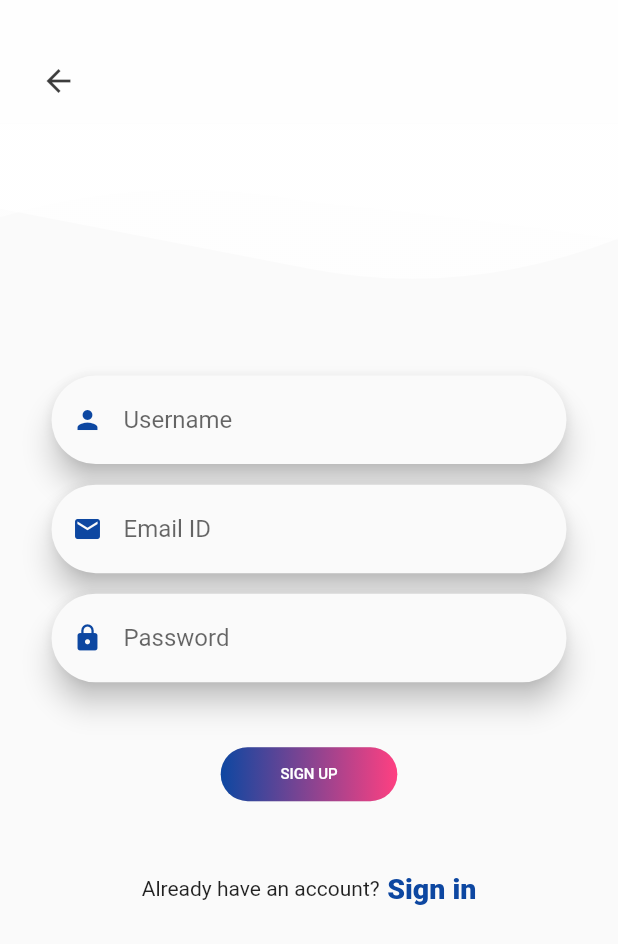
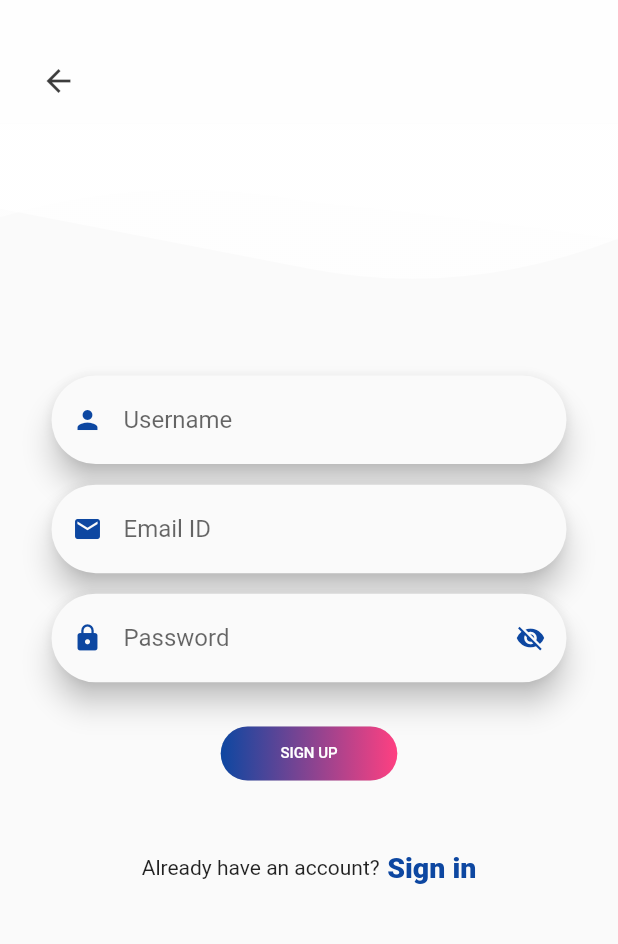
Before and after one commit to Okuro3499/adrian_kenya, a Flutter app: the screen it shows after launch, after a tap on "Sign up", on a phone screen of 412 x 824 dp. Shown: the top 944 px of the screen. Run offline on Flutter 3.47's test engine with Material 2 defaults, Android fonts, the phone set to English and light mode, and no system bars; our stand-ins replace jwt_decoder, shared_preferences; accounts and stored records are empty; network calls fail.

Commit message:
toggle password visibilty

```diff
--- a/lib/ui/login_screen.dart
+++ b/lib/ui/login_screen.dart
@@ -1,12 +1,10 @@
 import 'dart:convert';
 
-import 'package:adrian_kenya/api/api_service.dart';
 import 'package:adrian_kenya/models/login_model.dart';
 import 'package:adrian_kenya/ui/staff/staffHome.dart';
 import 'package:adrian_kenya/ui/student/home.dart';
 import 'package:adrian_kenya/widgets/custom_shape.dart';
 import 'package:adrian_kenya/widgets/responsive_ui.dart';
-import 'package:adrian_kenya/widgets/textformfield.dart';
 import 'package:flutter/material.dart';
 import 'package:jwt_decoder/jwt_decoder.dart';
 import 'package:shared_preferences/shared_preferences.dart';
@@ -21,6 +19,13 @@ class LoginScreen extends StatefulWidget {
 
 class _LoginScreenState extends State<LoginScreen> {
   bool _isLoading = false;
+  bool isHidden = true;
+
+  void _toggleVisibility() {
+    setState(() {
+      isHidden = !isHidden;
+    });
+  }
 
   signIn(String email, String password) async{
     SharedPreferences sharedPreferences = await SharedPreferences.getInstance();
@@ -68,6 +73,7 @@ class _LoginScreenState extends State<LoginScreen> {
 
   LoginModel _logUser;
 
+  var formKey = GlobalKey<FormState>();
   final TextEditingController emailController = TextEditingController();
   final TextEditingController passwordController = TextEditingController();
 
@@ -92,7 +98,6 @@ class _LoginScreenState extends State<LoginScreen> {
                 welcomeTextRow(),
                 signInTextRow(),
                 form(),
-                forgetPassTextRow(),
                 SizedBox(height: _height / 12),
                 button(),
                 signUpTextRow(),
@@ -194,16 +199,13 @@ class _LoginScreenState extends State<LoginScreen> {
       margin: EdgeInsets.only(
           left: _width / 12.0, right: _width / 12.0, top: _height / 15.0),
       child: Form(
+         key: formKey,
         child: Column(
           children: <Widget>[
             emailTextFormField(),
             SizedBox(height: _height / 40.0),
             passwordTextFormField(),
             SizedBox(height: _height / 60.0),
-            // _logUser == null
-            //     ? Container()
-            //     : Text(
-            //         "The user ${_logUser.email}, ${_logUser.token} is Logged in successfully")
           ],
         ),
       ),
@@ -211,50 +213,41 @@ class _LoginScreenState extends State<LoginScreen> {
   }
 
   Widget emailTextFormField() {
-    return CustomTextField(
-      keyboardType: TextInputType.emailAddress,
-      textEditingController: emailController,
-      icon: Icons.email,
-      hint: "Email ID",
+    return Material(
+      borderRadius: BorderRadius.circular(30.0),
+      elevation: _large? 12 : (_medium? 10 : 8),
+      child: TextFormField(
+        controller: emailController,
+        keyboardType: TextInputType.emailAddress,
+        cursorColor: Colors.blue[900],
+        decoration: InputDecoration(
+          prefixIcon: Icon(Icons.email, color: Colors.blue[900], size: 20),
+          hintText: "Email ID",
+          border: OutlineInputBorder(
+              borderRadius: BorderRadius.circular(30.0),
+              borderSide: BorderSide.none),
+        ),
+      ),
     );
   }
 
   Widget passwordTextFormField() {
-    return CustomTextField(
-      keyboardType: TextInputType.visiblePassword,
-      textEditingController: passwordController,
-      icon: Icons.lock,
-      obscureText: true,
-      hint: "Password",
-    );
-  }
-
-  Widget forgetPassTextRow() {
-    return Container(
-      margin: EdgeInsets.only(top: _height / 40.0),
-      child: Row(
-        mainAxisAlignment: MainAxisAlignment.center,
-        children: <Widget>[
-          Text(
-            "Forgot your password?",
-            style: TextStyle(
-                fontWeight: FontWeight.w400,
-                fontSize: _large ? 14 : (_medium ? 12 : 10)),
-          ),
-          SizedBox(
-            width: 5,
-          ),
-          GestureDetector(
-            onTap: () {
-              print("Routing");
-            },
-            child: Text(
-              "Recover",
-              style: TextStyle(
-                  fontWeight: FontWeight.w600, color: Colors.blue[900]),
-            ),
-          )
-        ],
+    return Material(
+      borderRadius: BorderRadius.circular(30.0),
+      elevation: _large? 12 : (_medium? 10 : 8),
+      child: TextFormField(
+        controller: passwordController,
+        keyboardType: TextInputType.visiblePassword,
+        obscureText: isHidden,
+        cursorColor: Colors.blue[900],
+        decoration: InputDecoration(
+          prefixIcon: Icon(Icons.lock, color: Colors.blue[900], size: 20),
+          hintText: "Password",
+          suffixIcon: IconButton(onPressed: _toggleVisibility, icon: isHidden ? Icon(Icons.visibility_off, color: Colors.blue[900], size: 20) : Icon(Icons.visibility, color: Colors.blue[900], size: 20)),
+          border: OutlineInputBorder(
+              borderRadius: BorderRadius.circular(30.0),
+              borderSide: BorderSide.none),
+        ),
       ),
     );
   }
@@ -266,7 +259,11 @@ class _LoginScreenState extends State<LoginScreen> {
       onPressed: emailController.text == "" || passwordController.text == ""
         ? null
           : () {
+
         setState(() {
+          if (formKey.currentState.validate()){
+
+          }
           _isLoading =true;
         });
         signIn(emailController.text, passwordController.text);
--- a/lib/ui/signup.dart
+++ b/lib/ui/signup.dart
@@ -4,7 +4,6 @@ import 'package:adrian_kenya/ui/login_screen.dart';
 import 'package:adrian_kenya/widgets/custom_shape.dart';
 import 'package:adrian_kenya/widgets/customappbar.dart';
 import 'package:adrian_kenya/widgets/responsive_ui.dart';
-import 'package:adrian_kenya/widgets/textformfield.dart';
 import 'package:flutter/material.dart';
 
 import '../constants.dart';
@@ -21,6 +20,14 @@ class _SignUpScreenState extends State<SignUpScreen> {
   double _pixelRatio;
   bool _large;
   bool _medium;
+
+  bool isHidden = true;
+
+  void _toggleVisibility() {
+    setState(() {
+      isHidden = !isHidden;
+    });
+  }
 
   SignUpModel _user;
 
@@ -112,11 +119,6 @@ class _SignUpScreenState extends State<SignUpScreen> {
             emailTextFormField(),
             SizedBox(height: _height / 60.0),
             passwordTextFormField(),
-            SizedBox(height: _height / 60.0),
-            _user == null
-                ? Container()
-                : Text(
-                    "The user ${_user.username}, ${_user.email}, ${_user.token} is created successfully")
           ],
         ),
       ),
@@ -124,30 +126,61 @@ class _SignUpScreenState extends State<SignUpScreen> {
   }
 
   Widget userNameTextFormField() {
-    return CustomTextField(
-      keyboardType: TextInputType.text,
-      textEditingController: usernameController,
-      icon: Icons.person,
-      hint: "Username",
+    return Material(
+      borderRadius: BorderRadius.circular(30.0),
+      elevation: _large? 12 : (_medium? 10 : 8),
+      child: TextFormField(
+        controller: usernameController,
+        keyboardType: TextInputType.name,
+        cursorColor: Colors.blue[900],
+        decoration: InputDecoration(
+          prefixIcon: Icon(Icons.person, color: Colors.blue[900], size: 20),
+          hintText: "Username",
+          border: OutlineInputBorder(
+              borderRadius: BorderRadius.circular(30.0),
+              borderSide: BorderSide.none),
+        ),
+      ),
     );
   }
 
   Widget emailTextFormField() {
-    return CustomTextField(
-      keyboardType: TextInputType.emailAddress,
-      textEditingController: emailController,
-      icon: Icons.email,
-      hint: "Email ID",
+    return Material(
+      borderRadius: BorderRadius.circular(30.0),
+      elevation: _large? 12 : (_medium? 10 : 8),
+      child: TextFormField(
+        controller: emailController,
+        keyboardType: TextInputType.emailAddress,
+        cursorColor: Colors.blue[900],
+        decoration: InputDecoration(
+          prefixIcon: Icon(Icons.email, color: Colors.blue[900], size: 20),
+          hintText: "Email ID",
+          border: OutlineInputBorder(
+              borderRadius: BorderRadius.circular(30.0),
+              borderSide: BorderSide.none),
+        ),
+      ),
     );
   }
 
   Widget passwordTextFormField() {
-    return CustomTextField(
-      keyboardType: TextInputType.visiblePassword,
-      textEditingController: passwordController,
-      obscureText: true,
-      icon: Icons.lock,
-      hint: "Password",
+    return Material(
+      borderRadius: BorderRadius.circular(30.0),
+      elevation: _large? 12 : (_medium? 10 : 8),
+      child: TextFormField(
+        controller: passwordController,
+        keyboardType: TextInputType.visiblePassword,
+        obscureText: isHidden,
+        cursorColor: Colors.blue[900],
+        decoration: InputDecoration(
+          prefixIcon: Icon(Icons.lock, color: Colors.blue[900], size: 20),
+          hintText: "Password",
+          suffixIcon: IconButton(onPressed: _toggleVisibility, icon: isHidden ? Icon(Icons.visibility_off, color: Colors.blue[900], size: 20) : Icon(Icons.visibility, color: Colors.blue[900], size: 20)),
+          border: OutlineInputBorder(
+              borderRadius: BorderRadius.circular(30.0),
+              borderSide: BorderSide.none),
+        ),
+      ),
     );
   }
 
--- /dev/null
+++ b/lib/utils/validator.dart
@@ -0,0 +1,47 @@
+class Validator {
+  String validateName(String value) {
+    String pattern = r'(^[a-zA-Z ]*$)';
+    RegExp regExp = new RegExp(pattern);
+    if (value.length == 0) {
+      return "Name is Required";
+    } else if (!regExp.hasMatch(value)) {
+      return "Name must be a-z and A-Z";
+    }
+    return null;
+  }
+
+  String validateMobile(String value) {
+    String pattern = r'(^[0-9]*$)';
+    RegExp regExp = new RegExp(pattern);
+    if (value.length == 0) {
+      return "Mobile is Required";
+    } else if (value.length != 10) {
+      return "Mobile number must 10 digits";
+    } else if (!regExp.hasMatch(value)) {
+      return "Mobile Number must be digits";
+    }
+    return null;
+  }
+
+  String validatePasswordLength(String value){
+    if(value.length==0){
+      return "Password can't be empty";
+    } else if (value.length < 10){
+      return "Password must be longer than 10 characters";
+    }
+    return null;
+  }
+
+  String validateEmail(String value) {
+    String pattern =
+        r'^(([^<>()[\]\\.,;:\s@\"]+(\.[^<>()[\]\\.,;:\s@\"]+)*)|(\".+\"))@((\[[0-9]{1,3}\.[0-9]{1,3}\.[0-9]{1,3}\.[0-9]{1,3}\])|(([a-zA-Z\-0-9]+\.)+[a-zA-Z]{2,}))$';
+    RegExp regExp = new RegExp(pattern);
+    if (value.length == 0) {
+      return "Email is Required";
+    } else if (!regExp.hasMatch(value)) {
+      return "Invalid Email";
+    } else {
+      return null;
+    }
+  }
+}
--- a/lib/widgets/textformfield.dart
+++ b/lib/widgets/textformfield.dart
@@ -20,7 +20,7 @@ class CustomTextField extends StatelessWidget {
         this.keyboardType,
         this.icon,
         this.obscureText= false,
-        Function(String) onSaved,
+        String Function(String value) validator,
       });
 
   @override
```
